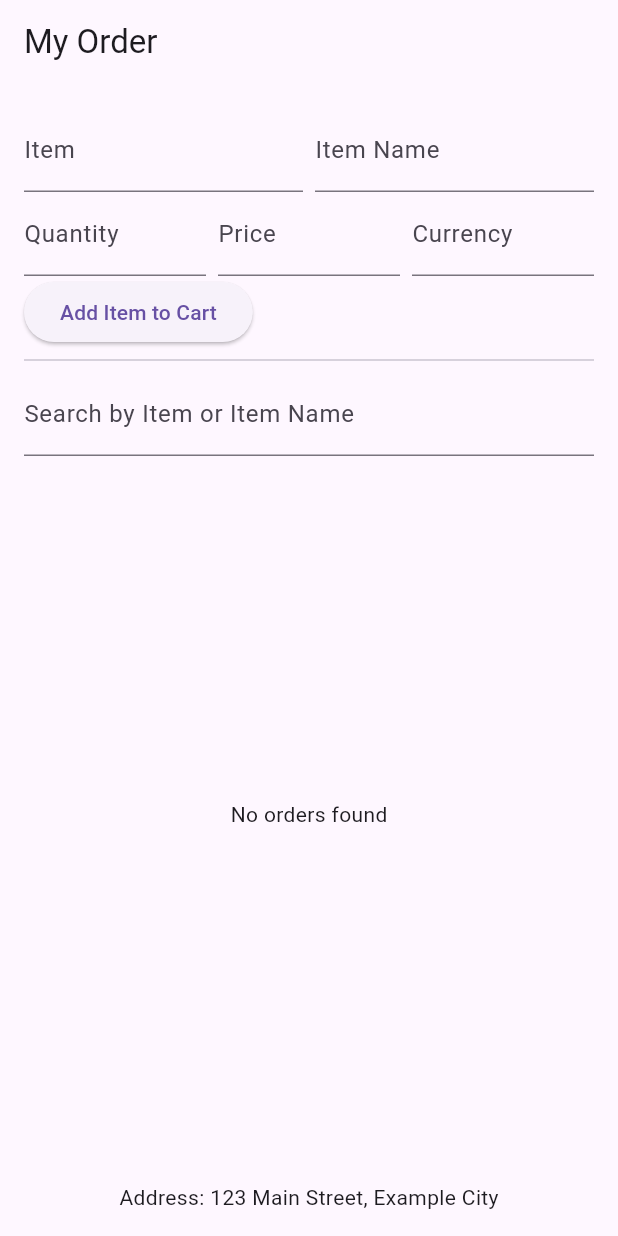
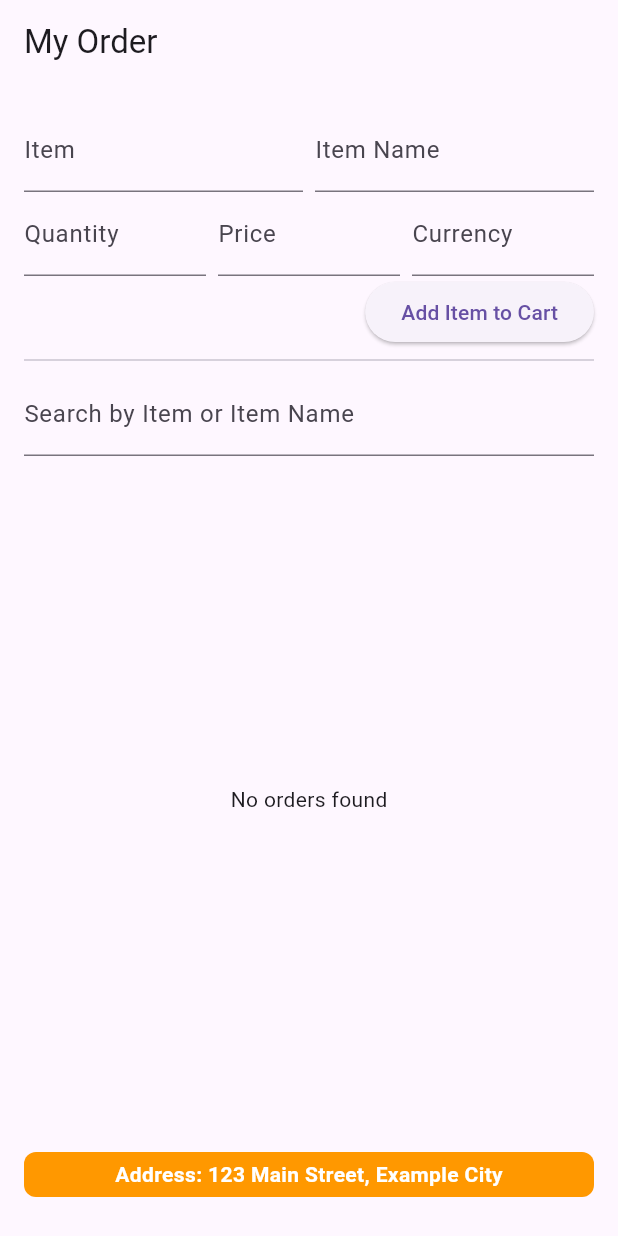
Before and after one commit to VuManh01/bai_thi_flutter, a Flutter app: the screen it shows after launch, on a phone screen of 412 x 824 dp. Run offline on Flutter 3.47's test engine with Material 3 defaults, Android fonts, the phone set to English and light mode, and no system bars; our stand-ins replace sqflite; accounts and stored records are empty.

Commit message:
done edit adress navigator

```diff
--- a/lib/main.dart
+++ b/lib/main.dart
@@ -155,7 +155,7 @@ class _OrderPageState extends State<OrderPage> {
               ],
             ),
             Align(
-              alignment: Alignment.centerLeft,
+              alignment: Alignment.centerRight,
               child: ElevatedButton(
                 onPressed: _addOrder,
                 child: Text('Add Item to Cart'),
@@ -177,7 +177,7 @@ class _OrderPageState extends State<OrderPage> {
                   columns: const [
                     DataColumn(label: Text('Item')),
                     DataColumn(label: Text('Item Name')),
-                    DataColumn(label: Text('Qty')),
+                    DataColumn(label: Text('Quantity')),
                     DataColumn(label: Text('Price')),
                     DataColumn(label: Text('Currency')),
                     DataColumn(label: Text('Action')),
@@ -213,10 +213,28 @@ class _OrderPageState extends State<OrderPage> {
               ),
             ),
             SizedBox(height: 16),
-            Text('Address: 123 Main Street, Example City'),
-          ],
+
+            Container(
+                width: double.infinity,
+                margin: EdgeInsets.only(bottom: 10),
+                padding: EdgeInsets.all(5),
+                decoration: BoxDecoration(
+                  color: Colors.orange,
+                  borderRadius: BorderRadius.circular(8),
+                )
+                ,child: Center(
+                child: Text(
+                    'Address: 123 Main Street, Example City',
+                    style: TextStyle(
+                        color: Colors.white,
+                        fontWeight: FontWeight.bold,
+                    ),
+                  ),
+                ),
+              ),
+            ],
+          ),
         ),
-      ),
-    );
+      );
+    }
   }
-}
```
